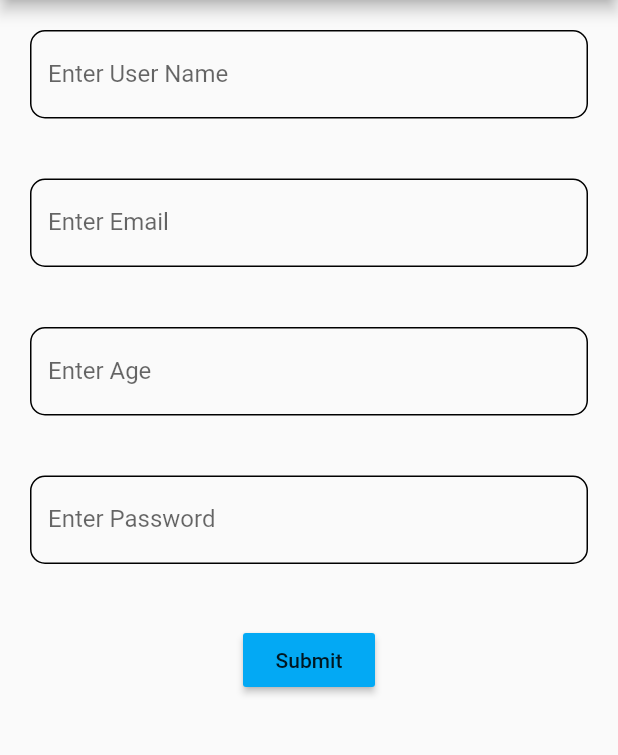
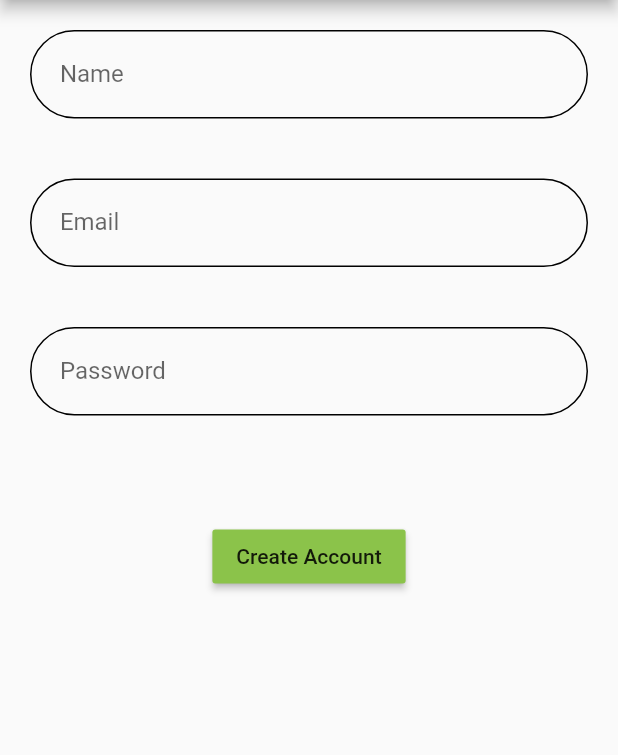
Before and after one commit to abkraynak/virescent, a Flutter app: the screen it shows after launch, after a tap on "Sign up with Email", on a phone screen of 412 x 824 dp, the part 84-839 px from its top. Run offline on Flutter 3.47's test engine with Material 2 defaults, Android fonts, the phone set to English and light mode, and no system bars; our stand-ins replace firebase_auth, firebase_core, firebase_database, flutter_signin_button, persistent_bottom_nav_bar, splashscreen; accounts and stored records are empty.

Commit message:
Fixed signup/login pages, created color constants file

```diff
--- /dev/null
+++ b/lib/constants/colors.dart
@@ -0,0 +1,3 @@
+import 'package:flutter/material.dart';
+
+Color themeColor = Colors.lightGreen;
--- a/lib/pages/email_login.dart
+++ b/lib/pages/email_login.dart
@@ -2,6 +2,7 @@ import 'package:firebase_auth/firebase_auth.dart';
 import 'package:flutter/material.dart';
 
 import 'home_page.dart';
+import '../constants/colors.dart';
 
 class EmailLogInPage extends StatefulWidget {
   @override
@@ -28,9 +29,9 @@ class _EmailLogInPageState extends State<EmailLogInPage> {
                     child: TextFormField(
                       controller: emailController,
                       decoration: InputDecoration(
-                        labelText: "Enter Email Address",
+                        labelText: "  Email Address",
                         enabledBorder: OutlineInputBorder(
-                          borderRadius: BorderRadius.circular(10.0),
+                          borderRadius: BorderRadius.circular(50.0),
                         ),
                       ),
                       // The validator receives the text that the user has entered.
@@ -50,9 +51,9 @@ class _EmailLogInPageState extends State<EmailLogInPage> {
                       obscureText: true,
                       controller: passwordController,
                       decoration: InputDecoration(
-                        labelText: "Enter Password",
+                        labelText: "  Password",
                         enabledBorder: OutlineInputBorder(
-                          borderRadius: BorderRadius.circular(10.0),
+                          borderRadius: BorderRadius.circular(50.0),
                         ),
                       ),
                       // The validator receives the text that the user has entered.
@@ -71,7 +72,7 @@ class _EmailLogInPageState extends State<EmailLogInPage> {
                     child: isLoading
                         ? CircularProgressIndicator()
                         : RaisedButton(
-                      color: Colors.lightBlue,
+                      color: themeColor,
                       onPressed: () {
                         if (_formKey.currentState.validate()) {
                           setState(() {
@@ -80,7 +81,7 @@ class _EmailLogInPageState extends State<EmailLogInPage> {
                           logInToFb();
                         }
                       },
-                      child: Text('Submit'),
+                      child: Text('Log In'),
                     ),
                   )
                 ]))));
--- a/lib/pages/email_signup.dart
+++ b/lib/pages/email_signup.dart
@@ -3,6 +3,7 @@ import 'package:firebase_database/firebase_database.dart';
 import 'package:flutter/material.dart';
 
 import 'home_page.dart';
+import '../constants/colors.dart';
 
 class EmailSignUpPage extends StatefulWidget {
   @override
@@ -33,9 +34,9 @@ class _EmailSignUpPageState extends State<EmailSignUpPage> {
                     child: TextFormField(
                       controller: nameController,
                       decoration: InputDecoration(
-                        labelText: "Enter User Name",
+                        labelText: "  Name",
                         enabledBorder: OutlineInputBorder(
-                          borderRadius: BorderRadius.circular(10.0),
+                          borderRadius: BorderRadius.circular(50.0),
                         ),
                       ),
                       // The validator receives the text that the user has entered.
@@ -52,9 +53,9 @@ class _EmailSignUpPageState extends State<EmailSignUpPage> {
                     child: TextFormField(
                       controller: emailController,
                       decoration: InputDecoration(
-                        labelText: "Enter Email",
+                        labelText: "  Email",
                         enabledBorder: OutlineInputBorder(
-                          borderRadius: BorderRadius.circular(10.0),
+                          borderRadius: BorderRadius.circular(50.0),
                         ),
                       ),
                       // The validator receives the text that the user has entered.
@@ -71,31 +72,12 @@ class _EmailSignUpPageState extends State<EmailSignUpPage> {
                   Padding(
                     padding: EdgeInsets.all(20.0),
                     child: TextFormField(
-                      controller: ageController,
-                      decoration: InputDecoration(
-                        labelText: "Enter Age",
-                        enabledBorder: OutlineInputBorder(
-                          borderRadius: BorderRadius.circular(10.0),
-                        ),
-                      ),
-                      // The validator receives the text that the user has entered.
-                      validator: (value) {
-                        if (value.isEmpty) {
-                          return 'Enter Age';
-                        }
-                        return null;
-                      },
-                    ),
-                  ),
-                  Padding(
-                    padding: EdgeInsets.all(20.0),
-                    child: TextFormField(
                       obscureText: true,
                       controller: passwordController,
                       decoration: InputDecoration(
-                        labelText: "Enter Password",
+                        labelText: "  Password",
                         enabledBorder: OutlineInputBorder(
-                          borderRadius: BorderRadius.circular(10.0),
+                          borderRadius: BorderRadius.circular(50.0),
                         ),
                       ),
                       // The validator receives the text that the user has entered.
@@ -110,11 +92,11 @@ class _EmailSignUpPageState extends State<EmailSignUpPage> {
                     ),
                   ),
                   Padding(
-                    padding: EdgeInsets.all(20.0),
+                    padding: EdgeInsets.all(50.0),
                     child: isLoading
                         ? CircularProgressIndicator()
                         : RaisedButton(
-                      color: Colors.lightBlue,
+                      color: themeColor,
                       onPressed: () {
                         if (_formKey.currentState.validate()) {
                           setState(() {
@@ -123,7 +105,7 @@ class _EmailSignUpPageState extends State<EmailSignUpPage> {
                           registerToFb();
                         }
                       },
-                      child: Text('Submit'),
+                      child: Text('Create Account'),
                     ),
                   )
                 ]))));
@@ -136,7 +118,6 @@ class _EmailSignUpPageState extends State<EmailSignUpPage> {
         .then((result) {
       dbRef.child(result.user.uid).set({
         "email": emailController.text,
-        "age": ageController.text,
         "name": nameController.text
       }).then((res) {
         isLoading = false;
--- a/lib/pages/signup.dart
+++ b/lib/pages/signup.dart
@@ -17,11 +17,10 @@ class SignUpPage extends StatelessWidget {
               Widget>[
             Padding(
               padding: EdgeInsets.all(10.0),
-              child: Text("Virescent",
+              child: Text("Welcome to Virescent",
                   style: TextStyle(
                       fontWeight: FontWeight.bold,
-                      fontSize: 30,
-                      fontFamily: 'Roboto')),
+                      fontSize: 30)),
             ),
             Padding(
                 padding: EdgeInsets.all(10.0),
@@ -45,8 +44,8 @@ class SignUpPage extends StatelessWidget {
             Padding(
                 padding: EdgeInsets.all(10.0),
                 child: SignInButton(
-                  Buttons.Twitter,
-                  text: "Sign up with Twitter",
+                  Buttons.FacebookNew,
+                  text: "Sign up with Facebook",
                   onPressed: () {},
                 )),
             Padding(
```
